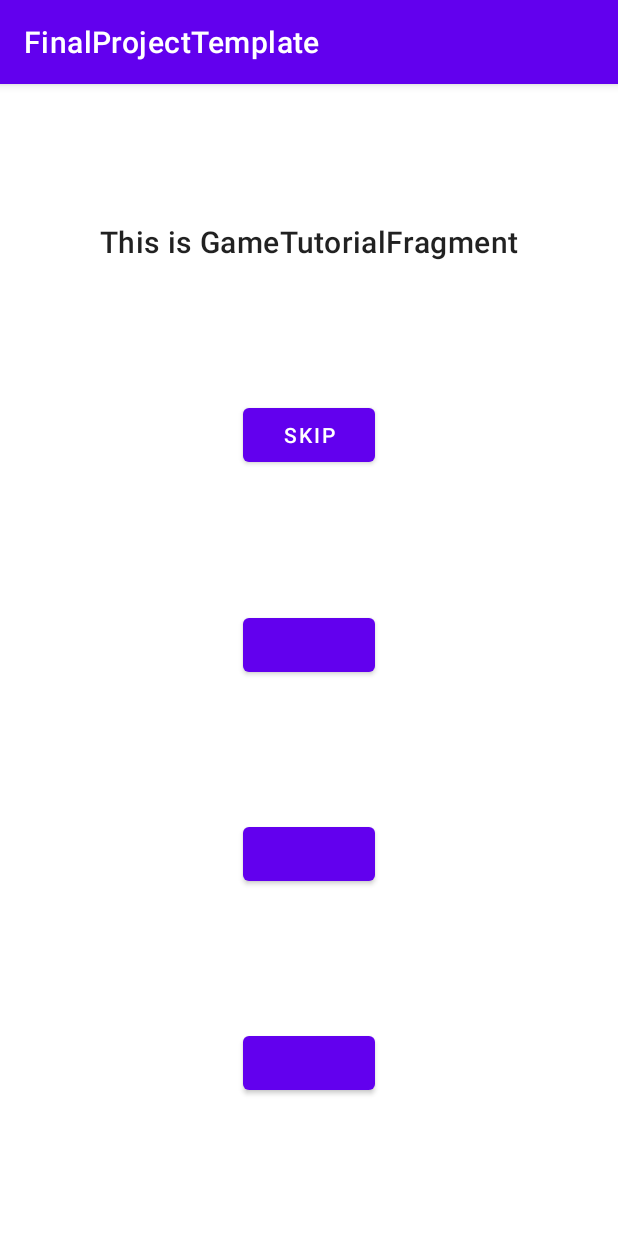
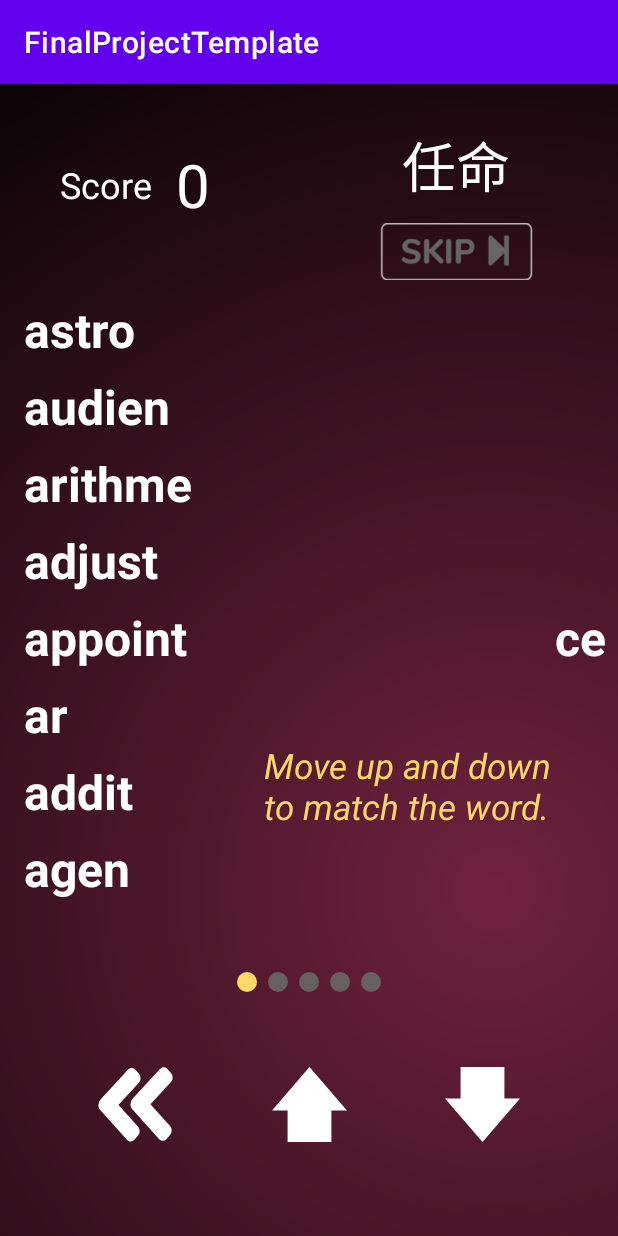
Before and after one commit to MilkShakeBro/SoftwareStudioFinalProject, an Android app: the GameTutorialFragment screen opened through its navigation route, on a phone screen of 412 x 824 dp. Run offline under Robolectric (Android 15) with nearby library versions, the phone set to English and light mode, and no system bars; our stand-ins replace Dagger/Hilt's generated code, data binding; Roboto replaces fonts that are not available here.

Commit message:
ViewPager basic version

```diff
--- /dev/null
+++ b/app/src/main/java/com/example/finalprojecttemplate/ui/game_tutorial/GameTutorialAdapter.kt
@@ -0,0 +1,88 @@
+package com.example.finalprojecttemplate.ui.game_tutorial
+
+import android.content.Context
+import android.view.LayoutInflater
+import android.view.View
+import android.view.ViewGroup
+import android.widget.ImageView
+import android.widget.TextView
+import androidx.viewpager.widget.PagerAdapter
+import com.example.finalprojecttemplate.R
+
+
+class GameTutorialAdapter(
+    private val ctx: Context?
+    ): PagerAdapter() {
+
+    override fun getCount(): Int {
+        return 5
+    }
+
+    override fun isViewFromObject(view: View, `object`: Any): Boolean {
+        return view === `object`
+    }
+
+    override fun instantiateItem(container: ViewGroup, position: Int): Any {
+
+        val layoutInflater =
+            ctx!!.getSystemService(Context.LAYOUT_INFLATER_SERVICE) as LayoutInflater
+
+        val view: View = layoutInflater.inflate(R.layout.game_tutorial_fragment, container, false)
+        val explanation: TextView = view.findViewById(R.id.explanation)
+        val page1Button: ImageView = view.findViewById(R.id.page1)
+        val page2Button: ImageView = view.findViewById(R.id.page2)
+        val page3Button: ImageView = view.findViewById(R.id.page3)
+        val page4Button: ImageView = view.findViewById(R.id.page4)
+        val page5Button: ImageView = view.findViewById(R.id.page5)
+
+        when (position) {
+            0 -> {
+                page1Button.setImageResource(R.drawable.selected)
+                page2Button.setImageResource(R.drawable.unselected)
+                page3Button.setImageResource(R.drawable.unselected)
+                page4Button.setImageResource(R.drawable.unselected)
+                page5Button.setImageResource(R.drawable.unselected)
+                explanation.text = "Move up and down to match the word."
+            }
+            1 -> {
+                page1Button.setImageResource(R.drawable.unselected)
+                page2Button.setImageResource(R.drawable.selected)
+                page3Button.setImageResource(R.drawable.unselected)
+                page4Button.setImageResource(R.drawable.unselected)
+                page5Button.setImageResource(R.drawable.unselected)
+                explanation.text = "Press left arrow to match the word."
+            }
+            2 -> {
+                page1Button.setImageResource(R.drawable.unselected)
+                page2Button.setImageResource(R.drawable.unselected)
+                page3Button.setImageResource(R.drawable.selected)
+                page4Button.setImageResource(R.drawable.unselected)
+                page5Button.setImageResource(R.drawable.unselected)
+                explanation.text = "Press skip button to skip the game."
+            }
+            3 -> {
+                page1Button.setImageResource(R.drawable.unselected)
+                page2Button.setImageResource(R.drawable.unselected)
+                page3Button.setImageResource(R.drawable.unselected)
+                page4Button.setImageResource(R.drawable.selected)
+                page5Button.setImageResource(R.drawable.unselected)
+                explanation.text = "Chinese meaning is given on top right."
+            }
+            4 -> {
+                page1Button.setImageResource(R.drawable.unselected)
+                page2Button.setImageResource(R.drawable.unselected)
+                page3Button.setImageResource(R.drawable.unselected)
+                page4Button.setImageResource(R.drawable.unselected)
+                page5Button.setImageResource(R.drawable.selected)
+                explanation.text = "Earn the score as high as possible."
+            }
+        }
+        container.addView(view)
+        return view
+    }
+
+    override fun destroyItem(container: ViewGroup, position: Int, `object`: Any) {
+        container.removeView(`object` as View)
+    }
+
+}
--- a/app/src/main/java/com/example/finalprojecttemplate/ui/GameTutorialFragment.kt
+++ b/app/src/main/java/com/example/finalprojecttemplate/ui/game_tutorial/GameTutorialFragment.kt
@@ -1,23 +1,26 @@
-package com.example.finalprojecttemplate.ui
+package com.example.finalprojecttemplate.ui.game_tutorial
 
 import android.os.Bundle
 import android.view.LayoutInflater
 import android.view.View
 import android.view.ViewGroup
+import android.widget.Adapter
 import androidx.fragment.app.Fragment
 import androidx.navigation.fragment.findNavController
-import com.example.finalprojecttemplate.databinding.TemplateLayoutBinding
+import androidx.viewpager.widget.ViewPager
+import com.example.finalprojecttemplate.databinding.GameTutorialSlideFragmentBinding
 
 class GameTutorialFragment: Fragment()  {
 
-    private var binding: TemplateLayoutBinding? = null
+    private var binding: GameTutorialSlideFragmentBinding? = null
+    private var gameTutorialAdapter: GameTutorialAdapter? = null
 
     override fun onCreateView(
         inflater: LayoutInflater,
         container: ViewGroup?,
         savedInstanceState: Bundle?
     ): View? {
-        val fragmentBinding = TemplateLayoutBinding.inflate(inflater, container, false)
+        val fragmentBinding = GameTutorialSlideFragmentBinding.inflate(inflater, container, false)
         binding = fragmentBinding
         return fragmentBinding.root
     }
@@ -25,13 +28,10 @@ class GameTutorialFragment: Fragment()  {
     override fun onViewCreated(view: View, savedInstanceState: Bundle?) {
         super.onViewCreated(view, savedInstanceState)
 
+        gameTutorialAdapter = GameTutorialAdapter(this.context)
+
         binding?.apply {
-            button1.setOnClickListener {
-                val action = GameTutorialFragmentDirections.actionGameTutorialFragmentToGamePageFragment()
-                findNavController().navigate(action)
-            }
-            button1.text = "Skip"
-            fragmentDescription.text = "This is GameTutorialFragment"
+            viewpager.adapter = gameTutorialAdapter
         }
     }
 }
--- /dev/null
+++ b/app/src/main/res/drawable/selected.xml
@@ -0,0 +1,10 @@
+<?xml version="1.0" encoding="utf-8"?>
+<selector xmlns:android="http://schemas.android.com/apk/res/android">
+
+    <item>
+        <shape android:shape="oval">
+            <solid android:color="@color/selected"/>
+            <size android:width="5dp" android:height="5dp"/>
+        </shape>
+    </item>
+</selector>
--- /dev/null
+++ b/app/src/main/res/drawable/unselected.xml
@@ -0,0 +1,10 @@
+<?xml version="1.0" encoding="utf-8"?>
+<selector xmlns:android="http://schemas.android.com/apk/res/android">
+
+    <item>
+        <shape android:shape="oval">
+            <solid android:color="@color/unselected"/>
+            <size android:width="24dp" android:height="24dp"/>
+        </shape>
+    </item>
+</selector>
--- /dev/null
+++ b/app/src/main/res/layout/game_tutorial_fragment.xml
@@ -0,0 +1,285 @@
+<?xml version="1.0" encoding="utf-8"?>
+<layout xmlns:android="http://schemas.android.com/apk/res/android"
+    xmlns:app="http://schemas.android.com/apk/res-auto"
+    xmlns:tools="http://schemas.android.com/tools">
+
+    <data>
+
+    </data>
+
+    <androidx.constraintlayout.widget.ConstraintLayout
+        android:id="@+id/tetris_constraint_layout"
+        android:layout_width="match_parent"
+        android:layout_height="match_parent"
+        android:background="@drawable/tetris_background_gradient">
+        <!--        android:background="@color/game_plum">-->
+
+        <TextView
+            android:id="@+id/score_text_view"
+            android:layout_width="wrap_content"
+            android:layout_height="wrap_content"
+            android:text="Score"
+            android:textColor="@color/white"
+            android:textSize="24dp"
+            app:layout_constraintBottom_toBottomOf="@id/score_number_text_view"
+            app:layout_constraintEnd_toStartOf="@id/score_number_text_view"
+            app:layout_constraintStart_toStartOf="parent"
+            app:layout_constraintTop_toTopOf="@id/score_number_text_view"
+            android:layout_marginVertical="16dp"
+            android:layout_marginStart="40dp"/>
+
+        <TextView
+            android:id="@+id/score_number_text_view"
+            android:layout_width="wrap_content"
+            android:layout_height="wrap_content"
+            android:text="0"
+            android:textColor="@color/white"
+            android:textSize="40dp"
+            app:layout_constraintStart_toEndOf="@id/score_text_view"
+            app:layout_constraintTop_toTopOf="parent"
+            android:layout_marginHorizontal="16dp"
+            android:paddingVertical="40dp"/>
+
+        <TextView
+            android:id="@+id/chinese_explanation"
+            android:layout_width="175dp"
+            android:layout_height="wrap_content"
+            android:layout_marginEnd="20dp"
+            android:text="任命"
+            android:textAlignment="center"
+            android:textColor="@color/white"
+            android:textSize="36dp"
+            app:layout_constraintBottom_toTopOf="@id/skip_button"
+            app:layout_constraintEnd_toEndOf="parent"
+            app:layout_constraintTop_toTopOf="@id/score_number_text_view"
+            android:layout_marginTop="16dp"/>
+
+        <ImageButton
+            android:id="@+id/skip_button"
+            android:layout_width="102dp"
+            android:layout_height="38dp"
+            android:scaleType="fitXY"
+            android:background="@drawable/ripple_skip_button"
+            app:layout_constraintTop_toBottomOf="@id/chinese_explanation"
+            app:layout_constraintEnd_toEndOf="@id/chinese_explanation"
+            app:layout_constraintStart_toStartOf="@id/chinese_explanation"
+            app:layout_constraintBottom_toTopOf="@id/tetris_view"/>
+
+        <TextView
+            android:id="@+id/tetris_view"
+            android:layout_width="match_parent"
+            android:layout_height="450dp"
+            android:layout_margin="8dp"
+            android:layout_marginTop="4dp"
+            android:textSize="32sp"
+            app:layout_constraintEnd_toEndOf="parent"
+            app:layout_constraintStart_toStartOf="parent"
+            app:layout_constraintTop_toBottomOf="@+id/score_number_text_view" />
+
+        <TextView
+            android:id="@+id/vocabulary1"
+            android:layout_width="wrap_content"
+            android:layout_height="wrap_content"
+            android:layout_margin="8dp"
+            android:textSize="32sp"
+            android:text="astro"
+            android:textStyle="bold"
+            android:textColor="@color/white"
+            app:layout_constraintStart_toStartOf="@+id/tetris_view"
+            app:layout_constraintTop_toBottomOf="@+id/score_number_text_view"/>
+
+        <TextView
+            android:id="@+id/vocabulary2"
+            android:layout_width="wrap_content"
+            android:layout_height="wrap_content"
+            android:layout_margin="8dp"
+            android:textSize="32sp"
+            android:text="audien"
+            android:textStyle="bold"
+            android:textColor="@color/white"
+            app:layout_constraintStart_toStartOf="@+id/tetris_view"
+            app:layout_constraintTop_toBottomOf="@+id/vocabulary1"/>
+
+        <TextView
+            android:id="@+id/vocabulary3"
+            android:layout_width="wrap_content"
+            android:layout_height="wrap_content"
+            android:layout_margin="8dp"
+            android:textSize="32sp"
+            android:text="arithme"
+            android:textStyle="bold"
+            android:textColor="@color/white"
+            app:layout_constraintStart_toStartOf="@+id/tetris_view"
+            app:layout_constraintTop_toBottomOf="@+id/vocabulary2"/>
+
+        <TextView
+            android:id="@+id/vocabulary4"
+            android:layout_width="wrap_content"
+            android:layout_height="wrap_content"
+            android:layout_margin="8dp"
+            android:textSize="32sp"
+            android:text="adjust"
+            android:textStyle="bold"
+            android:textColor="@color/white"
+            app:layout_constraintStart_toStartOf="@+id/tetris_view"
+            app:layout_constraintTop_toBottomOf="@+id/vocabulary3"/>
+
+        <TextView
+            android:id="@+id/suffix"
+            android:layout_width="wrap_content"
+            android:layout_height="wrap_content"
+            android:layout_margin="8dp"
+            android:textSize="32sp"
+            android:text="ce"
+            android:textStyle="bold"
+            android:textColor="@color/white"
+            app:layout_constraintEnd_toEndOf="parent"
+            app:layout_constraintTop_toBottomOf="@+id/vocabulary4"/>
+
+        <TextView
+            android:id="@+id/vocabulary5"
+            android:layout_width="wrap_content"
+            android:layout_height="wrap_content"
+            android:layout_margin="8dp"
+            android:textSize="32sp"
+            android:text="appoint"
+            android:textStyle="bold"
+            android:textColor="@color/white"
+            app:layout_constraintStart_toStartOf="@+id/tetris_view"
+            app:layout_constraintTop_toBottomOf="@+id/vocabulary4"/>
+
+        <TextView
+            android:id="@+id/vocabulary6"
+            android:layout_width="wrap_content"
+            android:layout_height="wrap_content"
+            android:layout_margin="8dp"
+            android:textSize="32sp"
+            android:text="ar"
+            android:textStyle="bold"
+            android:textColor="@color/white"
+            app:layout_constraintStart_toStartOf="@+id/tetris_view"
+            app:layout_constraintTop_toBottomOf="@+id/vocabulary5"/>
+
+        <TextView
+            android:id="@+id/vocabulary7"
+            android:layout_width="wrap_content"
+            android:layout_height="wrap_content"
+            android:layout_margin="8dp"
+            android:textSize="32sp"
+            android:text="addit"
+            android:textStyle="bold"
+            android:textColor="@color/white"
+            app:layout_constraintStart_toStartOf="@+id/tetris_view"
+            app:layout_constraintTop_toBottomOf="@+id/vocabulary6"/>
+
+        <TextView
+            android:id="@+id/vocabulary8"
+            android:layout_width="wrap_content"
+            android:layout_height="wrap_content"
+            android:layout_margin="8dp"
+            android:textSize="32sp"
+            android:text="agen"
+            android:textStyle="bold"
+            android:textColor="@color/white"
+            app:layout_constraintStart_toStartOf="@id/tetris_view"
+            app:layout_constraintTop_toBottomOf="@id/vocabulary7"/>
+
+        <TextView
+            android:id="@+id/explanation"
+            android:layout_width="200dp"
+            android:layout_height="wrap_content"
+            android:text=""
+            android:textSize="23sp"
+            android:textColor="@color/game_gold"
+            android:textStyle="italic"
+            android:padding="4dp"
+            android:layout_marginRight="40dp"
+            app:layout_constraintBottom_toTopOf="@id/vocabulary8"
+            app:layout_constraintEnd_toEndOf="parent"
+            tools:text="Move up and down to match the word."
+            />
+
+        <ImageView
+            android:id="@+id/page1"
+            android:layout_width="13dp"
+            android:layout_height="13dp"
+            android:layout_marginRight="7dp"
+            app:layout_constraintEnd_toStartOf="@id/page2"
+            app:layout_constraintTop_toBottomOf="@id/tetris_view"
+            app:srcCompat="@drawable/selected" />
+
+        <ImageView
+            android:id="@+id/page2"
+            android:layout_width="13dp"
+            android:layout_height="13dp"
+            android:layout_marginRight="7dp"
+            app:layout_constraintEnd_toStartOf="@id/page3"
+            app:layout_constraintTop_toBottomOf="@id/tetris_view"
+            app:srcCompat="@drawable/unselected" />
+
+        <ImageView
+            android:id="@+id/page3"
+            android:layout_width="13dp"
+            android:layout_height="13dp"
+            app:layout_constraintStart_toStartOf="@id/tetris_view"
+            app:layout_constraintEnd_toEndOf="@id/tetris_view"
+            app:layout_constraintTop_toBottomOf="@id/tetris_view"
+            app:srcCompat="@drawable/unselected" />
+
+        <ImageView
+            android:id="@+id/page4"
+            android:layout_width="13dp"
+            android:layout_height="13dp"
+            android:layout_marginLeft="7dp"
+            app:layout_constraintStart_toEndOf="@id/page3"
+            app:layout_constraintTop_toBottomOf="@id/tetris_view"
+            app:srcCompat="@drawable/unselected" />
+
+        <ImageView
+            android:id="@+id/page5"
+            android:layout_width="13dp"
+            android:layout_height="13dp"
+            android:layout_marginLeft="7dp"
+            app:layout_constraintStart_toEndOf="@id/page4"
+            app:layout_constraintTop_toBottomOf="@id/tetris_view"
+            app:srcCompat="@drawable/unselected" />
+
+        <ImageButton
+            android:id="@+id/up_button"
+            android:layout_width="50dp"
+            android:layout_height="50dp"
+            app:layout_constraintBottom_toBottomOf="parent"
+            app:layout_constraintEnd_toStartOf="@id/down_button"
+            app:layout_constraintStart_toEndOf="@id/left_button"
+            app:layout_constraintTop_toBottomOf="@+id/tetris_view"
+            android:scaleType="fitXY"
+            android:background="@drawable/ripple_ic_up_arrow"/>
+
+        <ImageButton
+            android:id="@+id/down_button"
+            android:layout_width="50dp"
+            android:layout_height="50dp"
+            android:text="DOWN"
+            app:layout_constraintBottom_toBottomOf="@+id/up_button"
+            app:layout_constraintEnd_toEndOf="parent"
+            app:layout_constraintStart_toEndOf="@+id/up_button"
+            app:layout_constraintTop_toTopOf="@+id/up_button"
+            android:scaleType="fitXY"
+            android:background="@drawable/ripple_ic_up_arrow"
+            android:rotation="180"/>
+
+        <ImageButton
+            android:id="@+id/left_button"
+            android:layout_width="50dp"
+            android:layout_height="50dp"
+            android:text="LEFT"
+            app:layout_constraintBottom_toBottomOf="@id/up_button"
+            app:layout_constraintEnd_toStartOf="@id/up_button"
+            app:layout_constraintStart_toStartOf="parent"
+            app:layout_constraintTop_toTopOf="@+id/up_button"
+            android:scaleType="fitXY"
+            android:background="@drawable/ripple_ic_left_arrow"/>
+
+    </androidx.constraintlayout.widget.ConstraintLayout>
+
+</layout>
--- /dev/null
+++ b/app/src/main/res/layout/game_tutorial_slide_fragment.xml
@@ -0,0 +1,20 @@
+<?xml version="1.0" encoding="utf-8"?>
+<layout>
+    <androidx.constraintlayout.widget.ConstraintLayout xmlns:android="http://schemas.android.com/apk/res/android"
+        xmlns:app="http://schemas.android.com/apk/res-auto"
+        xmlns:tools="http://schemas.android.com/tools"
+        android:layout_width="match_parent"
+        android:layout_height="match_parent"
+        tools:context=".SlideActivity">
+
+        <androidx.viewpager.widget.ViewPager
+            android:id="@+id/viewpager"
+            android:layout_width="0dp"
+            android:layout_height="0dp"
+            app:layout_constraintBottom_toBottomOf="parent"
+            app:layout_constraintEnd_toEndOf="parent"
+            app:layout_constraintStart_toStartOf="parent"
+            app:layout_constraintTop_toTopOf="parent" />
+
+    </androidx.constraintlayout.widget.ConstraintLayout>
+</layout>
--- a/app/src/main/res/navigation/nav_graph.xml
+++ b/app/src/main/res/navigation/nav_graph.xml
@@ -41,7 +41,7 @@
     </fragment>
     <fragment
         android:id="@+id/gameTutorialFragment"
-        android:name="com.example.finalprojecttemplate.ui.GameTutorialFragment"
+        android:name="com.example.finalprojecttemplate.ui.game_tutorial.GameTutorialFragment"
         android:label="GameTutorialFragment" >
         <action
             android:id="@+id/action_gameTutorialFragment_to_gamePageFragment"
--- a/app/src/main/res/values/colors.xml
+++ b/app/src/main/res/values/colors.xml
@@ -28,4 +28,8 @@
     <color name="pink_A100_dark">#C94F7C</color>
     <color name="pink_A100_light">#FFB2DD</color>
 
+    <!-- Tutorial Page Colors -->
+    <color name="selected">#FFD966</color>
+    <color name="unselected">#676060</color>
+
 </resources>
```
